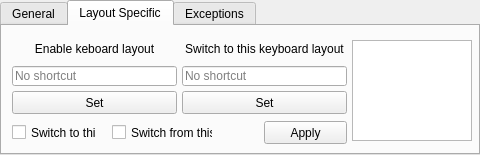
This is src/Chiya/correctlayoutsettingswindow.ui in QYQYMBA/ChiyaProject as Qt 5 draws it before an edit. The edited form follows.
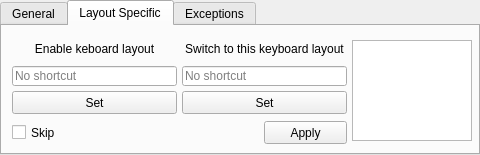
This is the edited form.

Patch:
```diff
--- a/src/Chiya/correctlayoutsettingswindow.ui
+++ b/src/Chiya/correctlayoutsettingswindow.ui
@@ -79,7 +79,7 @@
       <string>Decides if this layout can be choosed with default language switching</string>
      </property>
      <property name="text">
-      <string>Switch to this</string>
+      <string>Skip</string>
      </property>
     </widget>
     <widget class="QLabel" name="lsShortcutSelectLabelCl">
@@ -207,22 +207,6 @@
       <string>List of keyboard layouts in your system</string>
      </property>
     </widget>
-    <widget class="QCheckBox" name="lsActiveFromCheckBoxCl">
-     <property name="geometry">
-      <rect>
-       <x>110</x>
-       <y>95</y>
-       <width>101</width>
-       <height>23</height>
-      </rect>
-     </property>
-     <property name="toolTip">
-      <string>Decides if this layout can be choosed with default language switching</string>
-     </property>
-     <property name="text">
-      <string>Switch from this</string>
-     </property>
-    </widget>
    </widget>
    <widget class="QWidget" name="exceptions">
     <attribute name="title">
```
Left out of the diff: 2 changed lines with no effect on the pictures.
